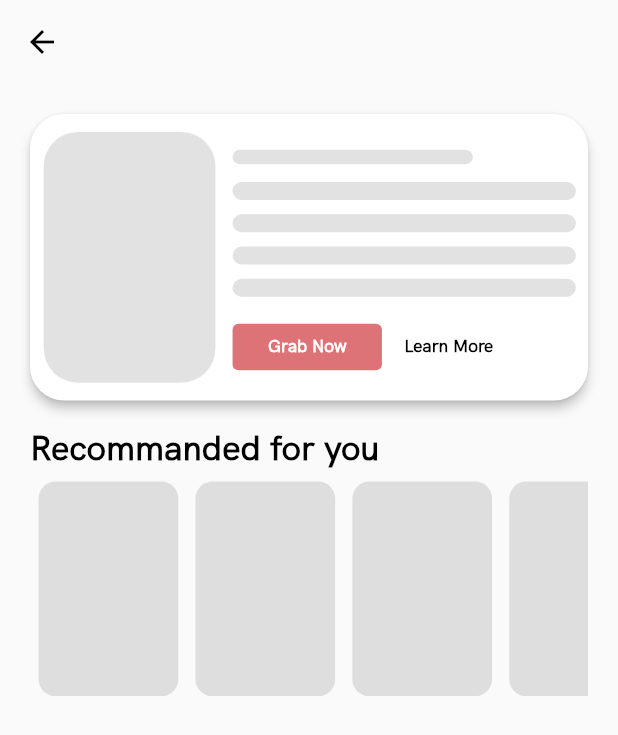
After one commit to MohaamedHamdy/MVVM_Books_App, a Flutter app: the HomeLoadingScreen screen opened directly, on a phone screen of 412 x 824 dp. The commit adds this screen. Shown: the top 735 px of the screen. Run offline on Flutter 3.47's test engine with Material 2 defaults, Android fonts, the phone set to English and light mode, and no system bars; our stand-ins replace bloc, cached_network_image, dartz, dio, equatable, flutter_bloc and 4 more; network calls fail.

Commit message:
made custom shimmer effect in loading state home

```diff
--- a/lib/core/utils/router.dart
+++ b/lib/core/utils/router.dart
@@ -1,5 +1,7 @@
 import 'package:flutter/material.dart';
 import 'package:mvvm_books/features/authentication/presentation/views/log_in_screen.dart';
+import 'package:mvvm_books/features/home/data/models/book_model/book_model.dart';
+import 'package:mvvm_books/features/home/data/models/book_model/volume_info.dart';
 import 'package:mvvm_books/features/home/presentation/view/book_details.dart';
 import 'package:mvvm_books/features/home/presentation/view/home_screen.dart';
 import 'package:mvvm_books/features/onBoarding/presetntation/view/on_board_screen.dart';
@@ -21,7 +23,9 @@ class AppRouter {
         });
       case kBookDetails:
         return MaterialPageRoute(builder: (_) {
-          return const BookDetails();
+          return const BookDetails(
+            bookModel: BookModel(volumeInfo: VolumeInfo()),
+          );
         });
       case kLogIn:
         return MaterialPageRoute(builder: (_) {
--- /dev/null
+++ b/lib/features/home/presentation/view/home_loading_screen.dart
@@ -0,0 +1,108 @@
+import 'package:flutter/material.dart';
+import 'package:flutter_screenutil/flutter_screenutil.dart';
+import 'package:mvvm_books/core/utils/styles.dart';
+import 'package:mvvm_books/features/home/presentation/view/widgets/buttons_widget.dart';
+
+class HomeLoadingScreen extends StatelessWidget {
+  const HomeLoadingScreen({super.key});
+
+  @override
+  Widget build(BuildContext context) {
+    return Scaffold(
+      appBar: AppBar(),
+      body: Padding(
+        padding: const EdgeInsets.all(20.0),
+        child: Column(
+          crossAxisAlignment: CrossAxisAlignment.start,
+          children: [
+            Material(
+              elevation: 3.0,
+              borderRadius: BorderRadius.circular(20.0.r),
+              color: Colors.white,
+              child: SizedBox(
+                width: double.infinity,
+                height: 160.h,
+                child: Row(
+                  children: [
+                    Padding(
+                      padding: EdgeInsets.only(left: 8.0.w),
+                      child: Container(
+                        width: 100.w,
+                        height: 140.h,
+                        decoration: BoxDecoration(
+                          color: Colors.grey.withOpacity(0.3),
+                          borderRadius: BorderRadius.circular(20.0.r),
+                        ),
+                      ),
+                    ),
+                    SizedBox(
+                      width: 10.0.w,
+                    ),
+                    Padding(
+                      padding: EdgeInsets.only(top: 20.0.h),
+                      child: Column(
+                        crossAxisAlignment: CrossAxisAlignment.start,
+                        children: [
+                          Container(
+                            width: 140.w,
+                            height: 8.h,
+                            margin: EdgeInsets.only(bottom: 10.0.h),
+                            decoration: BoxDecoration(
+                              color: Colors.grey.withOpacity(0.3),
+                              borderRadius: BorderRadius.circular(20.0.r),
+                            ),
+                          ),
+                          Column(
+                            children: List.generate(
+                              4,
+                              (index) => Container(
+                                width: 200.w,
+                                height: 10.h,
+                                margin: EdgeInsets.only(bottom: 8.0.h),
+                                decoration: BoxDecoration(
+                                  color: Colors.grey.withOpacity(0.3),
+                                  borderRadius: BorderRadius.circular(20.0.r),
+                                ),
+                              ),
+                            ),
+                          ),
+                          const ButtonsRow(),
+                        ],
+                      ),
+                    ),
+                  ],
+                ),
+              ),
+            ),
+            SizedBox(
+              height: 14.h,
+            ),
+            Text(
+              'Recommanded for you',
+              style: Style.styles20,
+            ),
+            SizedBox(
+              height: 6.h,
+            ),
+            SizedBox(
+              height: 120.0.h,
+              child: ListView.builder(
+                  scrollDirection: Axis.horizontal,
+                  itemCount: 4,
+                  itemBuilder: (context, state) {
+                    return Container(
+                      width: 78.h,
+                      margin: EdgeInsets.only(right: 5.0.w, left: 5.w),
+                      decoration: BoxDecoration(
+                        color: Colors.grey.withOpacity(0.3),
+                        borderRadius: BorderRadius.circular(10.0.r),
+                      ),
+                    );
+                  }),
+            ),
+          ],
+        ),
+      ),
+    );
+  }
+}
```
Also changed, not shown: lib/features/home/presentation/view/book_details.dart (+9 -1 lines), lib/features/home/presentation/view/widgets/book_of_the_week.dart (+60 -1 lines), lib/features/home/presentation/view/widgets/recommandad_for_you_list_view.dart (+16 -1 lines).
